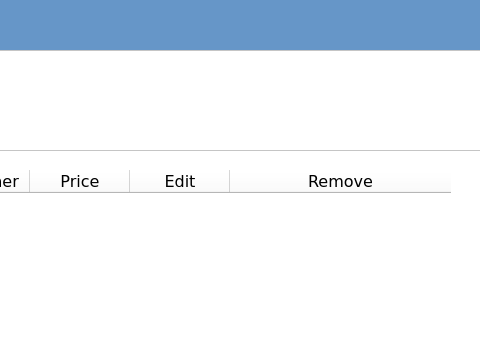
This is app_ui2.ui in iuwin/JLNeonSystem as Qt 5 draws it before an edit; both pictures show x 470 to 950 and y 0 to 344 of the 950 by 550 pixel window. The edited form follows.
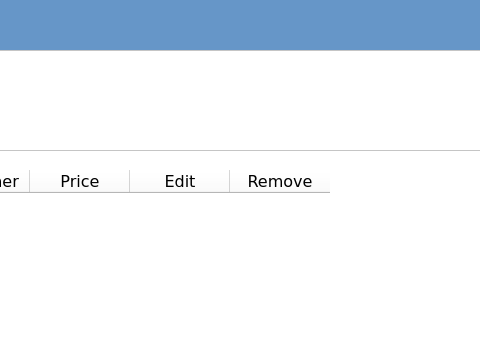
This is the edited form. The open tabs and pages were chosen to show the change. Icons and pictures are not drawn.

Diff of the .ui file:
```diff
--- a/app_ui2.ui
+++ b/app_ui2.ui
@@ -1195,7 +1195,7 @@
               <bool>false</bool>
              </attribute>
              <attribute name="horizontalHeaderStretchLastSection">
-              <bool>true</bool>
+              <bool>false</bool>
              </attribute>
              <attribute name="verticalHeaderShowSortIndicator" stdset="0">
               <bool>false</bool>
@@ -1213,6 +1213,13 @@
                 <pointsize>12</pointsize>
                </font>
               </property>
+              <property name="background">
+               <color>
+                <red>255</red>
+                <green>85</green>
+                <blue>127</blue>
+               </color>
+              </property>
              </column>
              <column>
               <property name="text">
```
